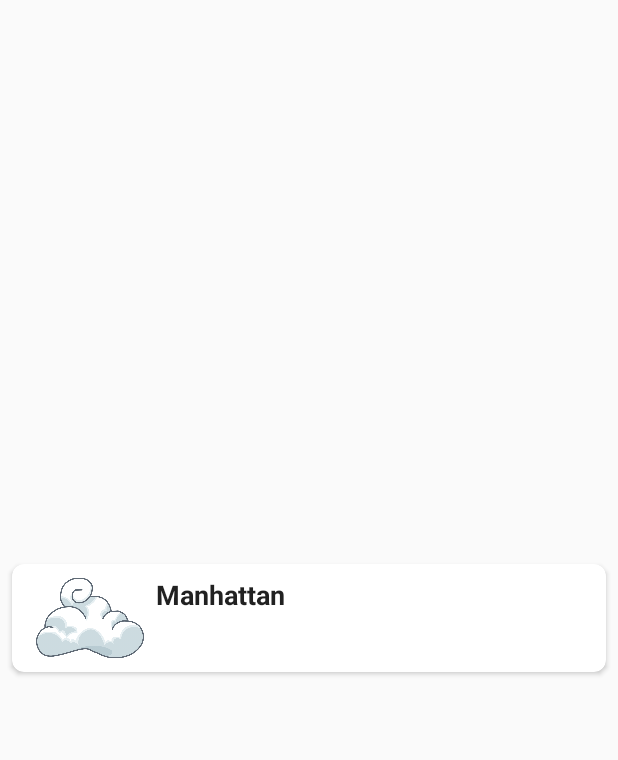
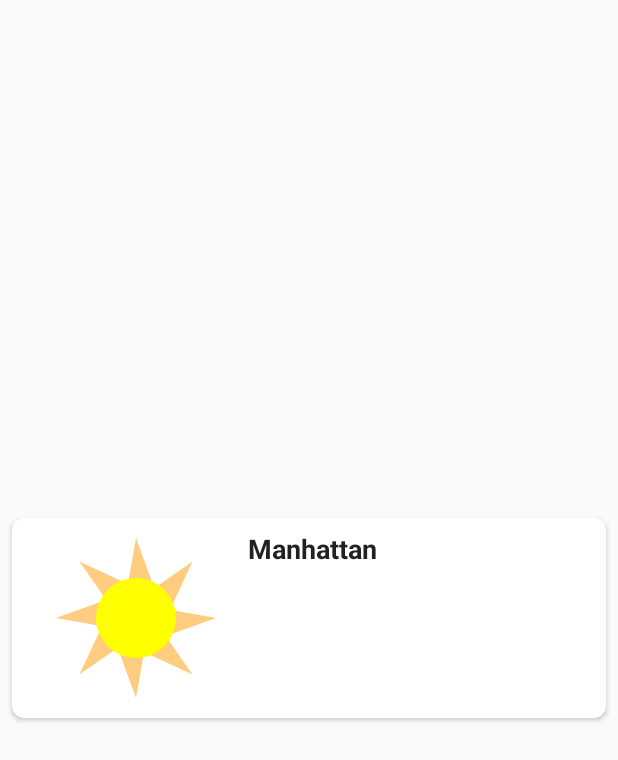
Before and after one commit to LostAztecian/WeatherApp, an Android app: the layout card_weather.xml on its own in the app's theme, with its tools: preview values and no code run, on a phone screen of 412 x 824 dp. Shown: the top 760 px of the screen. Run offline under Robolectric (Android 15) with nearby library versions, the phone set to English and light mode, and no system bars.

Commit message:
Added WeatherIconView

```diff
--- a/app/src/main/AndroidManifest.xml
+++ b/app/src/main/AndroidManifest.xml
@@ -8,7 +8,7 @@
         android:label="@string/app_name"
         android:roundIcon="@mipmap/ic_launcher_round"
         android:supportsRtl="true"
-        android:theme="@style/AppTheme">
+        android:theme="@style/AppTheme.NoActionBar">
         <activity
             android:name="ru.stoliarenkoas.weatherapp.MainActivity"
             android:label="@string/app_name"
--- a/app/src/main/java/ru/stoliarenkoas/weatherapp/CityWeatherFragment.java
+++ b/app/src/main/java/ru/stoliarenkoas/weatherapp/CityWeatherFragment.java
@@ -25,7 +25,7 @@ public class CityWeatherFragment extends Fragment {
     @Override
     public View onCreateView(@NonNull LayoutInflater inflater, @Nullable ViewGroup container, @Nullable Bundle savedInstanceState) {
         View view = inflater.inflate(R.layout.fragment_city_weather, container, false);
-        setRetainInstance(true); //doesn't work
+        setRetainInstance(true);
         return view;
     }
 
--- a/app/src/main/java/ru/stoliarenkoas/weatherapp/WeatherCardAdapter.java
+++ b/app/src/main/java/ru/stoliarenkoas/weatherapp/WeatherCardAdapter.java
@@ -18,7 +18,7 @@ public class WeatherCardAdapter extends RecyclerView.Adapter<WeatherCardAdapter.
     @Setter private OnItemClickListener onItemClickListener;
 
     public class ViewHolder extends RecyclerView.ViewHolder{
-        private ImageView imageView;
+        private WeatherIconView imageView;
         private TextView cityNameView;
         private TextView currentWeatherView;
 
@@ -59,7 +59,7 @@ public class WeatherCardAdapter extends RecyclerView.Adapter<WeatherCardAdapter.
     @Override
     public void onBindViewHolder(@NonNull ViewHolder holder, int position) {
         try {
-            holder.imageView.setImageResource(data.get(position).getImageId());
+//            holder.imageView.setImageResource(data.get(position).getImageId());
             holder.cityNameView.setText(data.get(position).getCityName());
             holder.currentWeatherView.setText(data.get(position).getCurrentWeather());
         } catch (Exception e) {
--- /dev/null
+++ b/app/src/main/java/ru/stoliarenkoas/weatherapp/WeatherIconView.java
@@ -0,0 +1,51 @@
+package ru.stoliarenkoas.weatherapp;
+
+import android.content.Context;
+import android.graphics.Canvas;
+import android.graphics.Color;
+import android.graphics.Paint;
+import android.os.Build;
+import android.support.annotation.RequiresApi;
+import android.util.AttributeSet;
+import android.view.View;
+
+public class WeatherIconView extends View {
+
+    private Paint paintOrange;
+    private Paint paintYellow;
+
+    private void init() {
+        paintOrange = new Paint();
+        paintOrange.setColor(Color.parseColor("#FFCC80"));
+        paintOrange.setStyle(Paint.Style.FILL);
+        paintYellow = new Paint();
+        paintYellow.setColor(Color.YELLOW);
+        paintYellow.setStyle(Paint.Style.FILL);
+    }
+
+    public WeatherIconView(Context context) {
+        super(context);
+        init();
+    }
+
+    public WeatherIconView(Context context, AttributeSet attrs) {
+        super(context, attrs);
+        init();
+    }
+
+    public WeatherIconView(Context context, AttributeSet attrs, int defStyleAttr) {
+        super(context, attrs, defStyleAttr);
+        init();
+    }
+
+    @RequiresApi(api = Build.VERSION_CODES.LOLLIPOP)
+    @Override
+    protected void onDraw(Canvas canvas) {
+        super.onDraw(canvas);
+        for (int i = 0; i < 8; i++) {
+            canvas.drawArc(50, 130, 150, 230, 250, 30, true, paintOrange);
+            canvas.rotate(45, 100, 100);
+        }
+        canvas.drawCircle(100, 100, 40, paintYellow);
+    }
+}
--- a/app/src/main/res/layout/activity_main_old.xml
+++ b/app/src/main/res/layout/activity_main_old.xml
@@ -9,13 +9,13 @@
         android:layout_height="match_parent">
 
         <fragment
-            android:name="stoliarenkoas.ru.myapplication.CitySelectionFragment"
+            android:name="ru.stoliarenkoas.weatherapp.CitySelectionFragment"
             android:id="@+id/fragment_city_selection"
             android:layout_width="match_parent"
             android:layout_height="match_parent" />
         <fragment
             android:id="@+id/fragment_city_weather"
-            android:name="stoliarenkoas.ru.myapplication.CityWeatherFragment"
+            android:name="ru.stoliarenkoas.weatherapp.CityWeatherFragment"
             android:layout_width="match_parent"
             android:layout_height="match_parent"/>
     </FrameLayout>
--- a/app/src/main/res/layout/card_weather.xml
+++ b/app/src/main/res/layout/card_weather.xml
@@ -16,12 +16,13 @@
             android:layout_width="match_parent"
             android:layout_height="wrap_content">
 
-            <ImageView
+            <ru.stoliarenkoas.weatherapp.WeatherIconView
                 android:id="@+id/image_weather"
                 style="@style/StyleWeatherImage"
+                android:layout_height="200px"
+                android:layout_width="200px"
                 app:layout_constraintStart_toStartOf="parent"
-                app:layout_constraintTop_toTopOf="parent"
-                app:srcCompat="@drawable/cloudy" />
+                app:layout_constraintTop_toTopOf="parent"/>
 
             <TextView
                 android:id="@+id/main_text_city_name"
```
Also changed, not shown: app/src/main/res/layout/fragment_city_selection.xml (+7 -0 lines), app/src/main/res/values/styles.xml (line endings or trailing spaces).
